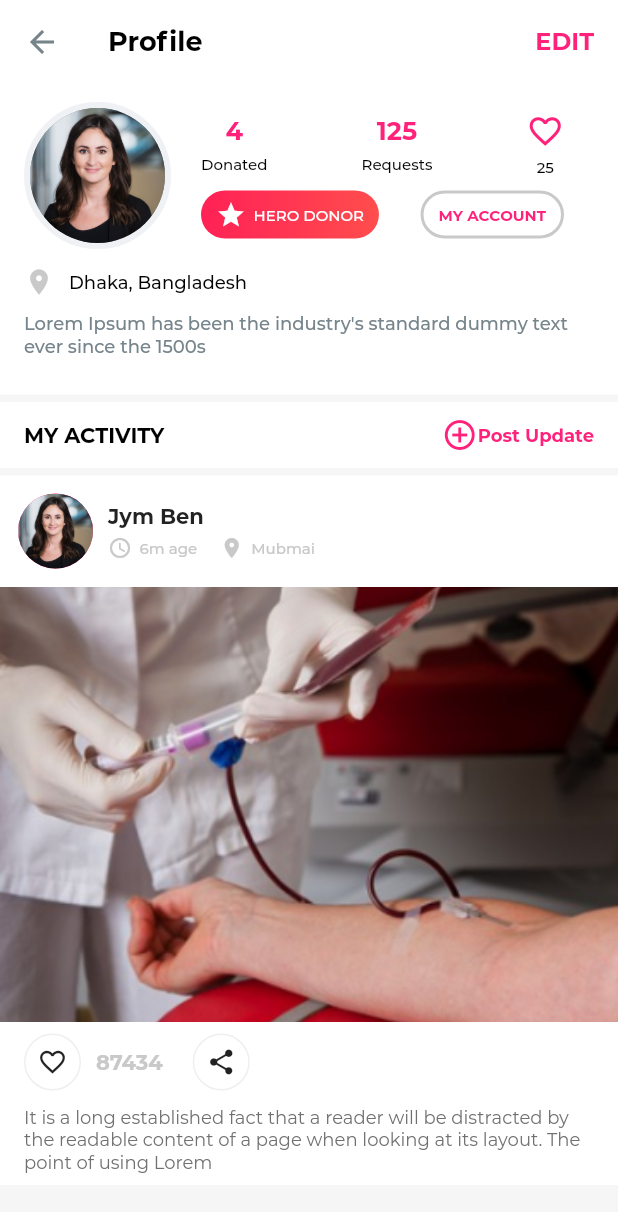
After one commit to RafatMeraz/b_donor, a Flutter app: the Profile screen opened directly, on a phone screen of 412 x 824 dp. The commit adds this screen. Shown: the top 1212 px of the screen. Run offline on Flutter 3.47's test engine with Material 2 defaults, Android fonts, the phone set to English and light mode, and no system bars; our stand-ins replace group_button, hive, pin_code_fields; missing offline and left inert: intro_views_flutter; accounts and stored records are empty; project files that could hold a hidden picture were left out.

Commit message:
profile ui done

```diff
--- a/lib/src/views/ui/home.dart
+++ b/lib/src/views/ui/home.dart
@@ -1,6 +1,8 @@
+import 'package:flutter/cupertino.dart';
 import 'package:flutter/material.dart';
 import 'package:organize_flutter_project/src/views/ui/all_requests.dart';
 import 'package:organize_flutter_project/src/views/ui/explore_all_donors.dart';
+import 'package:organize_flutter_project/src/views/ui/profile.dart';
 import 'package:organize_flutter_project/src/views/utils/contants.dart';
 import 'package:organize_flutter_project/src/views/utils/reusable_widgets.dart';
 
@@ -10,7 +12,7 @@ class Home extends StatefulWidget {
 }
 
 class _HomeState extends State<Home> {
-
+  bool donorMode = false;
   GlobalKey<ScaffoldState> _scaffoldKey = GlobalKey<ScaffoldState>();
 
   @override
@@ -44,10 +46,27 @@ class _HomeState extends State<Home> {
               ),
             ),
             ListTile(
+              leading: Icon(Icons.invert_colors, color: kPurpleColor, size: 20),
+              title: Text('Donor Mode'),
+              trailing: Transform.scale(
+                scale: 0.7,
+                child: CupertinoSwitch(
+                  activeColor: kDarkPurpleColor,
+                  trackColor: kSoftBlueColor,
+                  value: donorMode,
+                  onChanged: (val){
+                    setState(() {
+                      donorMode = val;
+                    });
+                  },
+                ),
+              ),
+            ),
+            ListTile(
               leading: Icon(Icons.person, color: kPurpleColor, size: 20),
               title: Text('Profile'),
               onTap: () {
-
+                Navigator.push(context, MaterialPageRoute(builder: (context) => Profile()));
               },
             ),
             ListTile(
--- /dev/null
+++ b/lib/src/views/ui/profile.dart
@@ -0,0 +1,268 @@
+import 'package:flutter/material.dart';
+import 'package:organize_flutter_project/src/views/utils/contants.dart';
+
+class Profile extends StatefulWidget {
+  @override
+  _ProfileState createState() => _ProfileState();
+}
+
+class _ProfileState extends State<Profile> {
+  @override
+  Widget build(BuildContext context) {
+    return Scaffold(
+      backgroundColor: kGreyBgColor,
+      appBar: AppBar(
+        backgroundColor: kWhiteColor,
+        elevation: 0,
+        leading: BackButton(color: kSoftBlueColor),
+        title: Text('Profile', style: TextStyle(fontSize: 18, color: kBlackColor, fontWeight: FontWeight.bold)),
+        actions: <Widget>[
+          InkWell(
+            onTap: (){
+
+            },
+            child: Padding(
+              padding: const EdgeInsets.symmetric(vertical: 18, horizontal: 16),
+              child: Text(
+                'EDIT',
+                  style: TextStyle(fontSize: 16, color: kPurpleColor, fontWeight: FontWeight.bold)
+              ),
+            ),
+          )
+        ],
+      ),
+      body: SingleChildScrollView(
+        child: Column(
+          children: <Widget>[
+            Container(
+              color: kWhiteColor,
+              padding: EdgeInsets.symmetric(vertical: 12, horizontal: 16),
+              child: Row(
+                children: <Widget>[
+                  Container(
+                    decoration: BoxDecoration(
+                      borderRadius: BorderRadius.circular(50),
+                      border:Border.all(width: 4, color: kShadowBlueColor)
+                    ),
+                    child: CircleAvatar(
+                      radius: 45,
+                      backgroundColor: kSoftBlueColor,
+                      backgroundImage: AssetImage('assets/images/user-img.jpg'),
+                    ),
+                  ),
+                  SizedBox(width: 20),
+                  Container(
+                    width: MediaQuery.of(context).size.width - 170,
+                    child: Column(
+                      children: <Widget>[
+                        Row(
+                          mainAxisAlignment: MainAxisAlignment.spaceBetween,
+                          children: <Widget>[
+                            Column(
+                              children: <Widget>[
+                                Text('4', style: TextStyle(fontSize: 17, fontWeight: FontWeight.bold, color: kPurpleColor)),
+                                SizedBox(height: 5),
+                                Text('Donated', style: TextStyle(fontSize: 10, fontWeight: FontWeight.w500, color: kBlackColor)),
+                              ],
+                            ),
+                            Column(
+                              children: <Widget>[
+                                Text('125', style: TextStyle(fontSize: 17, fontWeight: FontWeight.bold, color: kPurpleColor)),
+                                SizedBox(height: 5),
+                                Text('Requests', style: TextStyle(fontSize: 10, fontWeight: FontWeight.w500, color: kBlackColor)),
+                              ],
+                            ),
+                            Column(
+                              children: <Widget>[
+                                Icon(Icons.favorite_border, size: 25, color: kPurpleColor),
+                                SizedBox(height: 5),
+                                Text('25', style: TextStyle(fontSize: 10, fontWeight: FontWeight.w500, color: kBlackColor)),
+                              ],
+                            ),
+                          ],
+                        ),
+                        SizedBox(
+                          height: 10,
+                        ),
+                        Row(
+                          mainAxisAlignment: MainAxisAlignment.spaceBetween,
+                          children: <Widget>[
+                            Container(
+                              padding: EdgeInsets.symmetric(vertical: 6, horizontal: 10),
+                              decoration: BoxDecoration(
+                                borderRadius: BorderRadius.circular(30),
+                                gradient: LinearGradient(
+                                  colors: [
+                                    const Color(0xFFFF2156),
+                                    const Color(0xFFFF4D4D),
+                                  ]
+                                )
+                              ),
+                              child: Row(
+                                children: <Widget>[
+                                  Icon(Icons.star, color: kWhiteColor, size: 20),
+                                  SizedBox(width: 5),
+                                  Text('HERO DONOR', style: TextStyle(fontSize: 10, fontWeight: FontWeight.w500, color: kWhiteColor)),
+                                ],
+                              ),
+                            ),
+                            SizedBox(width: 10),
+                            Container(
+                              padding: EdgeInsets.symmetric(vertical: 8, horizontal: 10),
+                              decoration: BoxDecoration(
+                                borderRadius: BorderRadius.circular(30),
+                                border: Border.all(color: kBorderGreyColor, width: 2)
+                              ),
+                              child: Row(
+                                children: <Widget>[
+                                  Text('MY ACCOUNT', style: TextStyle(fontSize: 10, fontWeight: FontWeight.bold, color: kPurpleColor)),
+                                ],
+                              ),
+                            ),
+                          ],
+                        ),
+                      ],
+                    ),
+                  )
+                ],
+              ),
+            ),
+            Container(
+              color: kWhiteColor,
+              padding: EdgeInsets.symmetric(horizontal: 16),
+              child: Column(
+                children: <Widget>[
+                  Row(
+                    children: <Widget>[
+                      Icon(Icons.location_on, color: kBorderGreyColor, size: 20),
+                      SizedBox(width: 10),
+                      Text('Dhaka, Bangladesh', style: TextStyle(fontSize: 12, color: kBlackColor, fontWeight: FontWeight.w500))
+                    ],
+                  ),
+                  SizedBox(
+                    height: 10,
+                  ),
+                  Text("Lorem Ipsum has been the industry's standard dummy text ever since the 1500s",
+                      maxLines: 5,
+                      style: TextStyle(fontSize: 12, color: kSoftBlueColor, fontWeight: FontWeight.w500)),
+                  SizedBox(
+                    height: 25,
+                  ),
+                ],
+              ),
+            ),
+            SizedBox(height: 5),
+            Container(
+              color: kWhiteColor,
+              padding: EdgeInsets.symmetric(horizontal: 16, vertical: 10),
+              child: Row(
+                mainAxisAlignment: MainAxisAlignment.spaceBetween,
+                children: <Widget>[
+                  Text('MY ACTIVITY', style: TextStyle(fontSize: 14, fontWeight: FontWeight.bold, color: kBlackColor)),
+                  InkWell(
+                    onTap: (){},
+                    child: Row(
+                      children: <Widget>[
+                        Icon(Icons.add_circle_outline, color: kPurpleColor),
+                        Text('Post Update', style: TextStyle(fontSize: 12, fontWeight: FontWeight.bold, color: kPurpleColor)),
+                      ],
+                    ),
+                  )
+                ],
+              ),
+            ),
+            SizedBox(height: 5),
+            Container(
+              color: kWhiteColor,
+              child: Column(
+                children: <Widget>[
+                  Padding(
+                    padding: const EdgeInsets.all(12.0),
+                    child: Row(
+                      children: <Widget>[
+                        CircleAvatar(
+                          radius: 25,
+                          backgroundColor: kPurpleColor,
+                          backgroundImage: AssetImage('assets/images/user-img.jpg'),
+                        ),
+                        SizedBox(width: 10),
+                        Column(
+                          crossAxisAlignment: CrossAxisAlignment.start,
+                          children: <Widget>[
+                            Text('Jym Ben', style: TextStyle(fontSize: 14, fontWeight: FontWeight.bold)),
+                            SizedBox(height: 5),
+                            Row(
+                              children: <Widget>[
+                                Icon(Icons.access_time, color: kBorderGreyColor, size: 16,),
+                                SizedBox(width: 5),
+                                Text('6m age', style: TextStyle(fontSize: 10, fontWeight: FontWeight.w500, color: kBorderGreyColor)),
+                                SizedBox(width: 15),
+                                Icon(Icons.location_on, color: kBorderGreyColor, size: 16,),
+                                SizedBox(width: 5),
+                                Text('Mubmai', style: TextStyle(fontSize: 10, fontWeight: FontWeight.w500, color: kBorderGreyColor)),
+                              ],
+                            ),
+                          ],
+                        ),
+                      ],
+                    ),
+                  ),
+                  Image.asset('assets/images/donate-blood.png', width: MediaQuery.of(context).size.width, height: 290, fit: BoxFit.cover),
+                  Padding(
+                    padding: EdgeInsets.symmetric(vertical: 8, horizontal: 16),
+                    child: Column(
+                      children: <Widget>[
+                        Row(
+                          children: <Widget>[
+                            Container(
+                              child: Padding(
+                                padding: const EdgeInsets.all(8.0),
+                                child: Icon(Icons.favorite_border, size: 20),
+                              ),
+                              decoration: BoxDecoration(
+                                  borderRadius: BorderRadius.circular(30),
+                                  border: Border.all(width: 1, color: kGreyColor)
+                              ),
+                            ),
+                            SizedBox(width: 10),
+                            Text(
+                              '87434',
+                              style: TextStyle(
+                                  color: kBorderGreyColor,
+                                  fontSize: 14,
+                                  fontWeight: FontWeight.bold
+                              ),
+                            ),
+                            SizedBox(width: 20),
+                            Container(
+                              child: Padding(
+                                padding: const EdgeInsets.all(8.0),
+                                child: Icon(Icons.share, size: 20),
+                              ),
+                              decoration: BoxDecoration(
+                                  borderRadius: BorderRadius.circular(30),
+                                  border: Border.all(width: 1, color: kGreyColor)
+                              ),
+                            ),
+                          ],
+                        ),
+                        SizedBox(height: 10),
+                        Text(
+                          'It is a long established fact that a reader will be distracted by the readable content of a page when looking at its layout. The point of using Lorem',
+                          style: TextStyle(
+                              color: kTextGreyColor,
+                              fontSize: 12
+                          ),
+                        )
+                      ],
+                    ),
+                  )
+                ],
+              ),
+            ),
+          ],
+        ),
+      ),
+    );
+  }
+}
--- a/lib/src/views/utils/contants.dart
+++ b/lib/src/views/utils/contants.dart
@@ -4,6 +4,8 @@ const Color kPurpleColor = Color(0xFFFF217A);
 const Color kDarkPurpleColor = Color(0xFFFF4D4D);
 const Color kSoftPurpleColor = Color(0xFFFFAEAE);
 const Color kBlueColor = Color(0xFF2D509B);
+const Color kSoftBlueColor = Color(0xFF76848B);
+const Color kShadowBlueColor = Color(0xFFEFF1F4);
 const Color kWhiteColor = Color(0xFFFFFFFF);
 const Color kBorderGreyColor = Color(0xFFC9C9C9);
 const Color kBlackColor = Color(0xFF000000);
```
Also changed, not shown: 1 other file.
